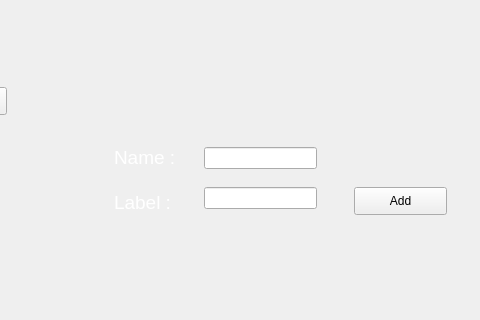
This is album/mainwindow.ui in kaiser4900/Trabajo_Final as Qt 5 draws it before an edit; both pictures show x 246 to 726 and y 329 to 649 of the 1213 by 649 pixel window. The edited form follows.
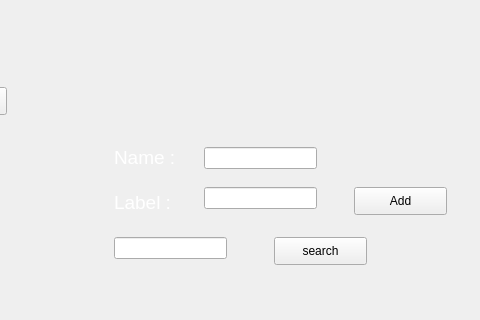
This is the edited form.

The edit to the form file:
```diff
--- a/album/mainwindow.ui
+++ b/album/mainwindow.ui
@@ -311,6 +311,29 @@
      <string>Add</string>
     </property>
    </widget>
+   <widget class="QLineEdit" name="input_search">
+    <property name="geometry">
+     <rect>
+      <x>360</x>
+      <y>530</y>
+      <width>113</width>
+      <height>22</height>
+     </rect>
+    </property>
+   </widget>
+   <widget class="QPushButton" name="search">
+    <property name="geometry">
+     <rect>
+      <x>520</x>
+      <y>530</y>
+      <width>93</width>
+      <height>28</height>
+     </rect>
+    </property>
+    <property name="text">
+     <string>search</string>
+    </property>
+   </widget>
   </widget>
   <widget class="QMenuBar" name="menuBar">
    <property name="geometry">
```
Left out of the diff: 5 changed lines with no effect on the pictures.
